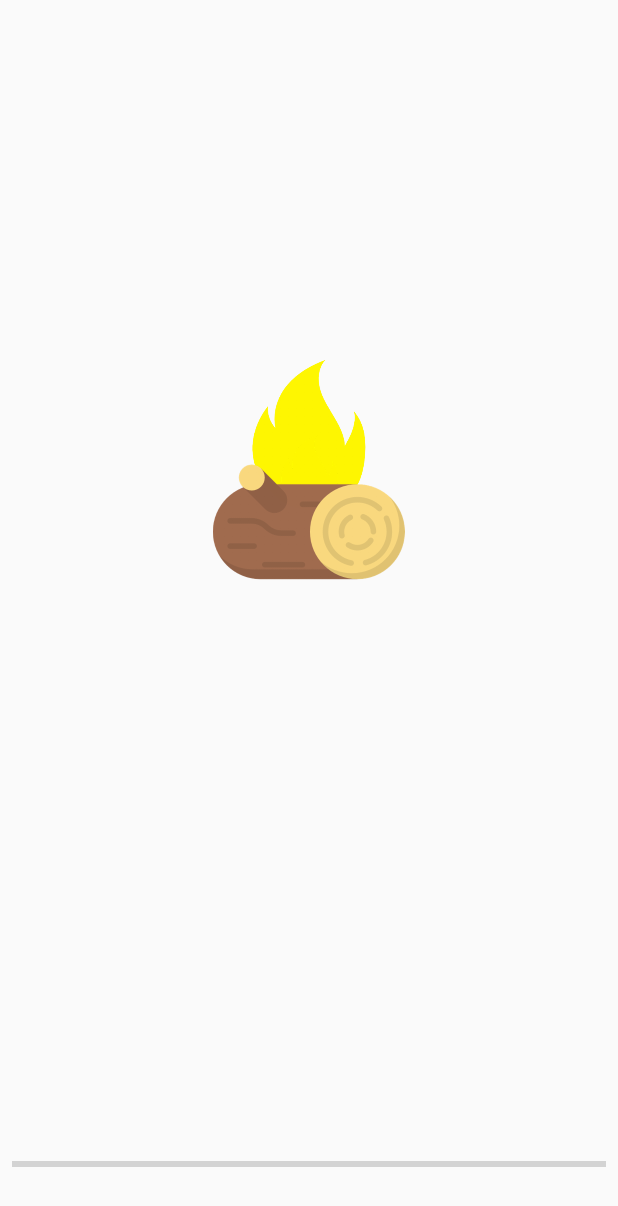
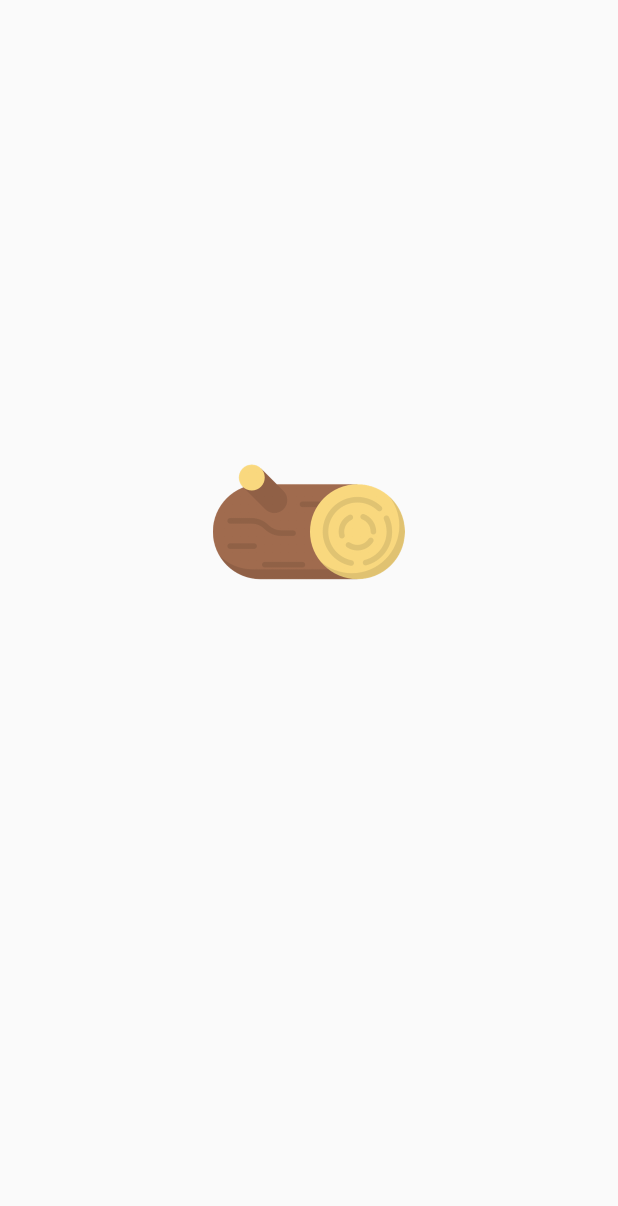
Before and after one commit to Adphi/WinStateHack, an Android app: the FireActivity screen opened directly, with no data from a screen before it, on a phone screen of 412 x 824 dp. Shown: the top 1206 px of the screen. Run offline under Robolectric (Android 15) with nearby library versions, the phone set to English and light mode, and no system bars; our stand-ins replace Firebase (no records; nobody signed in at launch, a user with empty details on screens opened directly); 2 statements that could not run were skipped.

```diff
--- a/app/src/main/java/fr/wcs/winstatehack/FireActivity.java
+++ b/app/src/main/java/fr/wcs/winstatehack/FireActivity.java
@@ -9,7 +9,6 @@ import android.support.annotation.ColorRes;
 import android.support.v7.app.AppCompatActivity;
 import android.util.Log;
 import android.widget.ImageView;
-import android.widget.ProgressBar;
 
 import fr.wcs.winstatehack.Controllers.FirebaseController;
 import fr.wcs.winstatehack.Controllers.SoundMeterController;
@@ -27,7 +26,6 @@ public class FireActivity extends AppCompatActivity {
 
     private SoundMeterController mSoundMeterController = null;
     private FirebaseController mFirebaseController;
-    private ProgressBar mProgressBar;
 
     @Override
     protected void onCreate(Bundle savedInstanceState) {
@@ -36,7 +34,6 @@ public class FireActivity extends AppCompatActivity {
 
         mFirebaseController = FirebaseController.getInstance();
 
-        mProgressBar = findViewById(R.id.progressBarLife);
         mFlameGrand = findViewById(R.id.flamegrand);
         mFlameGrand.getDrawable().setColorFilter(getResources().getColor(android.R.color.holo_orange_light),PorterDuff.Mode.MULTIPLY);
         mFlameMoyen = findViewById(R.id.flameMoyen);
@@ -86,8 +83,34 @@ public class FireActivity extends AppCompatActivity {
         mSoundMeterController = SoundMeterController.getInstance();
         mSoundMeterController.setSoundMeterListener(amp -> runOnUiThread(() -> {
             float alpha = (float) amp / 100;
+            float alpha1 = 0;
+            float alpha2 = 0;
+            float alpha3 = 0;
+            if(alpha > 0 && alpha <= 1) {
+                alpha1 = alpha;
+            }
+            else if(alpha > 1 && alpha <= 2) {
+                alpha1 = 1;
+                alpha2 = alpha - 1;
+            }
+            else if(alpha > 2 && alpha <= 3) {
+                alpha1 = 1;
+                alpha2 = 1;
+                alpha3 = alpha - 1;
+            }
+            else if (alpha > 3) {
+                alpha1 = 1;
+                alpha2 = 1;
+                alpha3 = 1;
+            }
 
-            ObjectAnimator.ofFloat(mFlameGrand, "alpha", alpha)
+            ObjectAnimator.ofFloat(mFlamePetit, "alpha", alpha1)
+                    .setDuration(GRAIN_SIZE)
+                    .start();
+            ObjectAnimator.ofFloat(mFlameMoyen, "alpha", alpha2)
+                    .setDuration(GRAIN_SIZE)
+                    .start();
+            ObjectAnimator.ofFloat(mFlameGrand, "alpha", alpha3)
                     .setDuration(GRAIN_SIZE)
                     .start();
         }));
--- a/app/src/main/res/layout/activity_fire.xml
+++ b/app/src/main/res/layout/activity_fire.xml
@@ -57,18 +57,6 @@
         app:layout_constraintStart_toStartOf="parent"
         app:layout_constraintTop_toTopOf="@+id/guideline"/>
 
-    <ProgressBar
-        android:id="@+id/progressBarLife"
-        style="@style/Widget.AppCompat.ProgressBar.Horizontal"
-        android:layout_width="0dp"
-        android:layout_height="wrap_content"
-        android:layout_marginBottom="40dp"
-        android:layout_marginEnd="8dp"
-        android:layout_marginStart="8dp"
-        app:layout_constraintBottom_toBottomOf="parent"
-        app:layout_constraintEnd_toEndOf="parent"
-        app:layout_constraintStart_toStartOf="parent"/>
-
     <android.support.constraint.Guideline
         android:id="@+id/guideline"
         android:layout_width="wrap_content"
```
